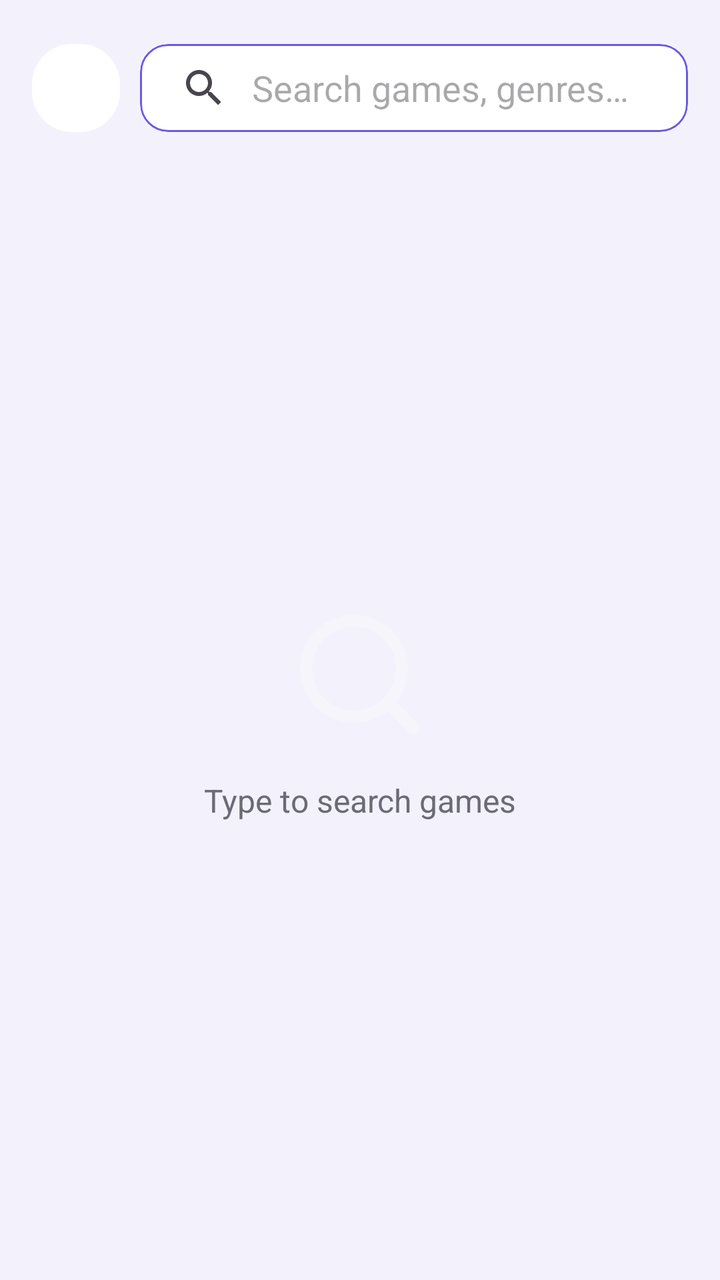
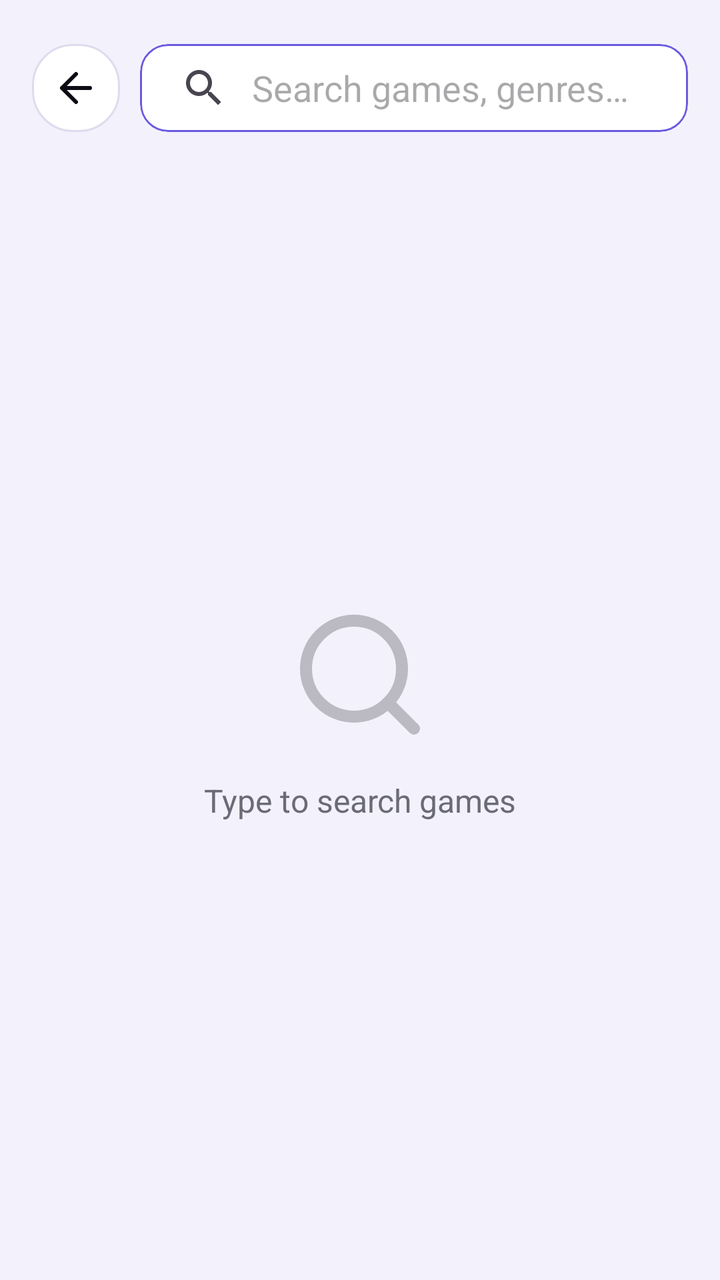

The first picture is an Android layout as it rendered before a commit; the second is the same layout after the commit. The layout source and the unified diff follow.
<!-- AndroidManifest.xml: application theme Theme.VortexGaming -->
<!-- res/layout/fragment_search.xml -->
<?xml version="1.0" encoding="utf-8"?>
<androidx.constraintlayout.widget.ConstraintLayout
    xmlns:android="http://schemas.android.com/apk/res/android"
    xmlns:app="http://schemas.android.com/apk/res-auto"
    android:layout_width="match_parent"
    android:layout_height="match_parent"
    android:background="@color/bg_main">

    
    <LinearLayout
        android:id="@+id/searchTopBar"
        android:layout_width="0dp"
        android:layout_height="56dp"
        android:layout_marginHorizontal="16dp"
        android:layout_marginTop="16dp"
        android:gravity="center_vertical"
        android:orientation="horizontal"
        app:layout_constraintEnd_toEndOf="parent"
        app:layout_constraintStart_toStartOf="parent"
        app:layout_constraintTop_toTopOf="parent">

        <ImageButton
            android:id="@+id/btnSearchBack"
            android:layout_width="44dp"
            android:layout_height="44dp"
            android:background="@drawable/bg_chip_default"
            android:src="@drawable/ic_arrow_back"
            android:padding="10dp"
            android:contentDescription="Back" />

        <com.google.android.material.card.MaterialCardView
            android:layout_width="0dp"
            android:layout_height="44dp"
            android:layout_marginStart="10dp"
            android:layout_weight="1"
            app:cardBackgroundColor="@color/bg_surface"
            app:cardCornerRadius="14dp"
            app:cardElevation="0dp"
            app:strokeColor="@color/purple_accent"
            app:strokeWidth="1dp">

            <androidx.appcompat.widget.SearchView
                android:id="@+id/searchViewSearch"
                android:layout_width="match_parent"
                android:layout_height="match_parent"
                app:iconifiedByDefault="false"
                app:queryBackground="@android:color/transparent"
                app:queryHint="Search games, genres…" />
        </com.google.android.material.card.MaterialCardView>
    </LinearLayout>

    
    <LinearLayout
        android:id="@+id/layoutHint"
        android:layout_width="wrap_content"
        android:layout_height="wrap_content"
        android:gravity="center"
        android:orientation="vertical"
        app:layout_constraintBottom_toBottomOf="parent"
        app:layout_constraintEnd_toEndOf="parent"
        app:layout_constraintStart_toStartOf="parent"
        app:layout_constraintTop_toBottomOf="@id/searchTopBar">

        <ImageView
            android:layout_width="72dp"
            android:layout_height="72dp"
            android:src="@drawable/ic_search"
            android:alpha="0.25" />

        <TextView
            android:id="@+id/tvHintMessage"
            android:layout_width="wrap_content"
            android:layout_height="wrap_content"
            android:layout_marginTop="16dp"
            android:text="Type to search games"
            android:textColor="@color/text_muted"
            android:textSize="16sp" />
    </LinearLayout>

    
    <androidx.recyclerview.widget.RecyclerView
        android:id="@+id/rvSearchResults"
        android:layout_width="0dp"
        android:layout_height="0dp"
        android:paddingTop="8dp"
        android:paddingHorizontal="16dp"
        android:paddingBottom="110dp"
        android:clipToPadding="false"
        android:visibility="gone"
        app:layoutManager="androidx.recyclerview.widget.LinearLayoutManager"
        app:layout_constraintBottom_toBottomOf="parent"
        app:layout_constraintEnd_toEndOf="parent"
        app:layout_constraintStart_toStartOf="parent"
        app:layout_constraintTop_toBottomOf="@id/searchTopBar" />

</androidx.constraintlayout.widget.ConstraintLayout>
<!-- resources referenced by this layout -->
<resources>
  <color name="bg_main">#F3F2FC</color>
  <color name="bg_surface">#FFFFFF</color>
  <color name="purple_accent">#6A5AE0</color>
  <color name="text_muted">#6B6B78</color>
  <!-- drawable bg_chip_default (drawable) -->
  <?xml version="1.0" encoding="utf-8"?>
  <shape xmlns:android="http://schemas.android.com/apk/res/android"
      android:shape="rectangle">
      <solid android:color="@color/bg_surface" />
      <corners android:radius="20dp" />
  </shape>
  <!-- drawable ic_arrow_back (drawable) -->
  <vector xmlns:android="http://schemas.android.com/apk/res/android"
      android:width="24dp"
      android:height="24dp"
      android:viewportWidth="24"
      android:viewportHeight="24">
      <path
          android:fillColor="@android:color/transparent"
          android:strokeColor="#FFFFFF"
          android:strokeWidth="2"
          android:strokeLineCap="round"
          android:strokeLineJoin="round"
          android:pathData="M19,12H5M12,5L5,12 12,19" />
  </vector>
  <!-- drawable ic_search (drawable) -->
  <vector xmlns:android="http://schemas.android.com/apk/res/android"
      android:width="24dp"
      android:height="24dp"
      android:viewportWidth="24"
      android:viewportHeight="24">
      <path
          android:fillColor="@android:color/transparent"
          android:strokeColor="#FFFFFF"
          android:strokeWidth="2"
          android:strokeLineCap="round"
          android:pathData="M11,19A8,8 0,1 0,11 3,8,8 0,0 0,11 19Z" />
      <path
          android:fillColor="@android:color/transparent"
          android:strokeColor="#FFFFFF"
          android:strokeWidth="2"
          android:strokeLineCap="round"
          android:pathData="M21,21L16.65,16.65" />
  </vector>
  <style name="Theme.VortexGaming" parent="Base.Theme.VortexGaming" />
  <style name="Base.Theme.VortexGaming" parent="Theme.Material3.DayNight.NoActionBar">
          
          
      </style>
</resources>

<!-- the commit's change to res/layout/fragment_search.xml (unified diff, before → after) -->
@@ -26,7 +26,8 @@
             android:background="@drawable/bg_chip_default"
             android:src="@drawable/ic_arrow_back"
             android:padding="10dp"
-            android:contentDescription="Back" />
+            android:contentDescription="Back"
+            app:tint="@color/text_primary" />
 
         <com.google.android.material.card.MaterialCardView
             android:layout_width="0dp"
@@ -65,7 +66,8 @@
             android:layout_width="72dp"
             android:layout_height="72dp"
             android:src="@drawable/ic_search"
-            android:alpha="0.25" />
+            android:alpha="0.25"
+            app:tint="@color/text_primary" />
 
         <TextView
             android:id="@+id/tvHintMessage"
<!-- resource entries referenced after the edit -->
@@ -4,11 +4,13 @@
   <color name="bg_surface">#FFFFFF</color>
   <color name="purple_accent">#6A5AE0</color>
   <color name="text_muted">#6B6B78</color>
+  <color name="text_primary">#0D0C14</color>
   <!-- drawable bg_chip_default (drawable) -->
   <?xml version="1.0" encoding="utf-8"?>
   <shape xmlns:android="http://schemas.android.com/apk/res/android"
       android:shape="rectangle">
       <solid android:color="@color/bg_surface" />
+      <stroke android:width="1dp" android:color="@color/stroke_subtle" />
       <corners android:radius="20dp" />
   </shape>
   <!-- drawable ic_arrow_back (drawable) -->
@@ -45,9 +47,25 @@
           android:pathData="M21,21L16.65,16.65" />
   </vector>
   <style name="Theme.VortexGaming" parent="Base.Theme.VortexGaming" />
+  <color name="stroke_subtle">#DDDCEE</color>
   <style name="Base.Theme.VortexGaming" parent="Theme.Material3.DayNight.NoActionBar">
+          <item name="colorPrimary">@color/purple_accent</item>
+          <item name="colorPrimaryVariant">@color/purple_accent</item>
+          <item name="colorOnPrimary">@color/chip_active_text</item>
+          <item name="colorSecondary">@color/purple_accent</item>
+          <item name="colorSurface">@color/bg_surface</item>
+          <item name="colorOnSurface">@color/text_primary</item>
+          <item name="colorBackground">@color/bg_main</item>
+          <item name="colorOnBackground">@color/text_primary</item>
+          <item name="android:colorBackground">@color/bg_main</item>
+          <item name="android:statusBarColor">@android:color/transparent</item>
+          <item name="android:navigationBarColor">@android:color/transparent</item>
           
+          <item name="android:windowLightStatusBar" tools:targetApi="23">true</item>
+          <item name="android:windowLightNavigationBar" tools:targetApi="27">true</item>
           
+          <item name="textInputStyle">@style/Widget.MaterialComponents.TextInputLayout.OutlinedBox</item>
       </style>
+  <color name="chip_active_text">#FFFFFF</color>
 </resources>
 
